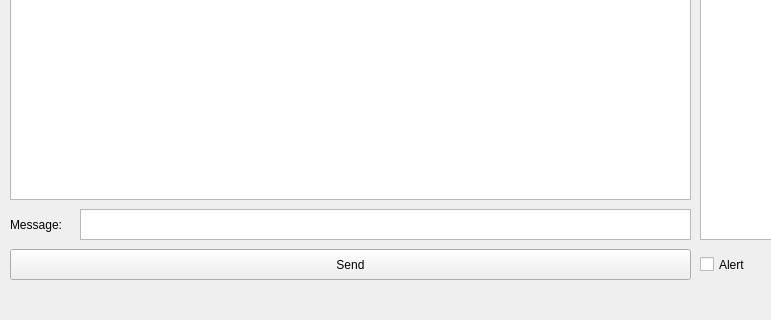
macklo/EDCS, file cpp_client/mainwindow.ui: the form before one commit; both pictures show x 0 to 771 and y 270 to 590 of the 907 by 590 pixel window.
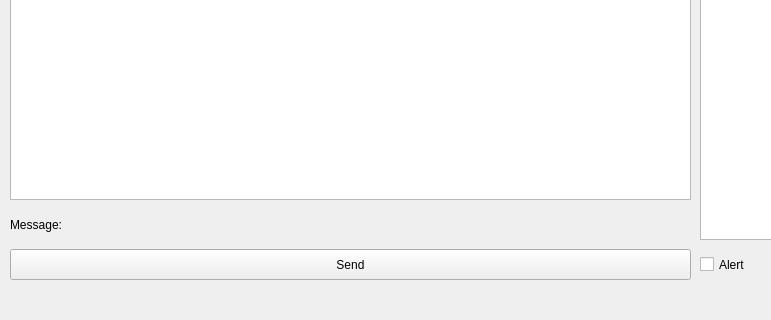
The form after the commit.

```diff
--- a/cpp_client/mainwindow.ui
+++ b/cpp_client/mainwindow.ui
@@ -37,16 +37,6 @@
      <string>Message:</string>
     </property>
    </widget>
-   <widget class="QPlainTextEdit" name="plainTextEdit_2">
-    <property name="geometry">
-     <rect>
-      <x>80</x>
-      <y>460</y>
-      <width>611</width>
-      <height>31</height>
-     </rect>
-    </property>
-   </widget>
    <widget class="QPushButton" name="pushButton">
     <property name="geometry">
      <rect>
@@ -109,6 +99,27 @@
      <string>Alert</string>
     </property>
    </widget>
+   <widget class="QWidget" name="verticalLayoutWidget">
+    <property name="geometry">
+     <rect>
+      <x>80</x>
+      <y>460</y>
+      <width>611</width>
+      <height>31</height>
+     </rect>
+    </property>
+    <layout class="QVBoxLayout" name="verticalLayout"/>
+   </widget>
+   <widget class="QTextEdit" name="plainTextEdit">
+    <property name="geometry">
+     <rect>
+      <x>10</x>
+      <y>60</y>
+      <width>681</width>
+      <height>391</height>
+     </rect>
+    </property>
+   </widget>
   </widget>
   <widget class="QMenuBar" name="menuBar">
    <property name="geometry">
```
Left out of the diff: 10 changed lines with no effect on the pictures.
